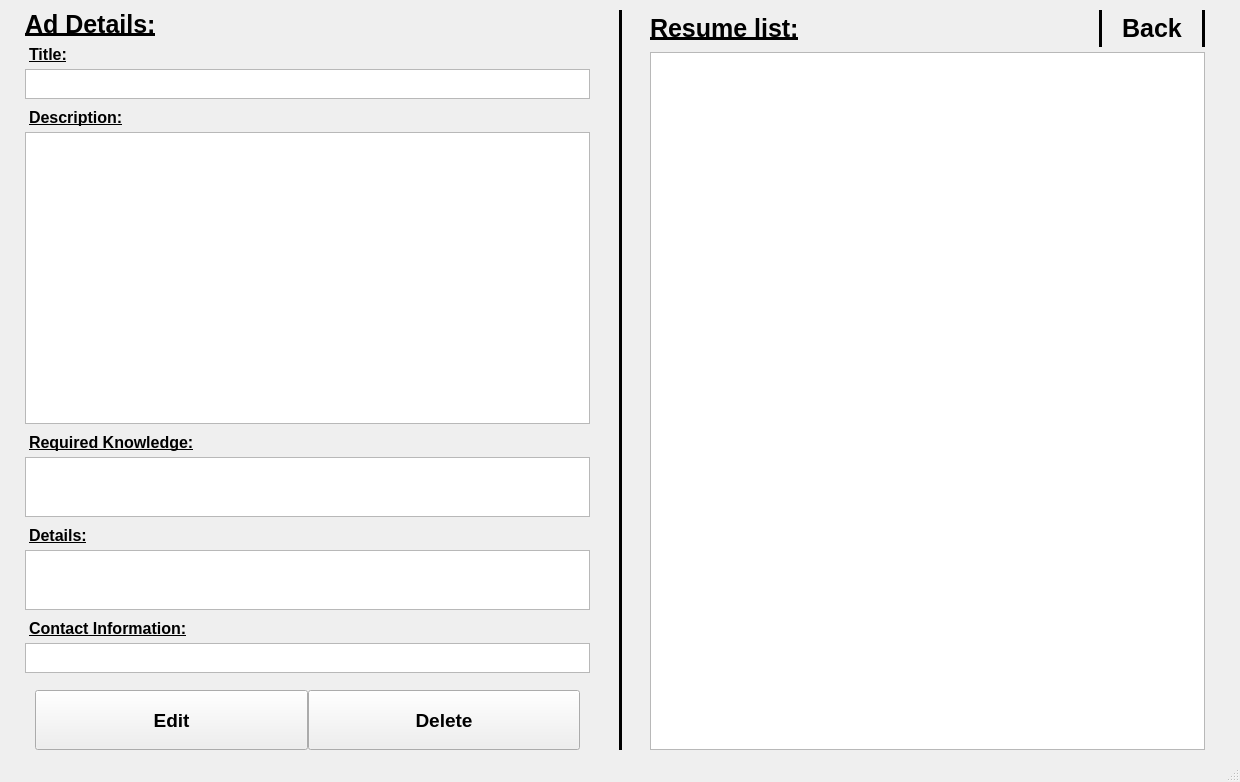
This is ui/My_Ads_Details.ui in IvnGenza/EasyJob_39 as Qt 5 draws it before an edit. The edited form follows.
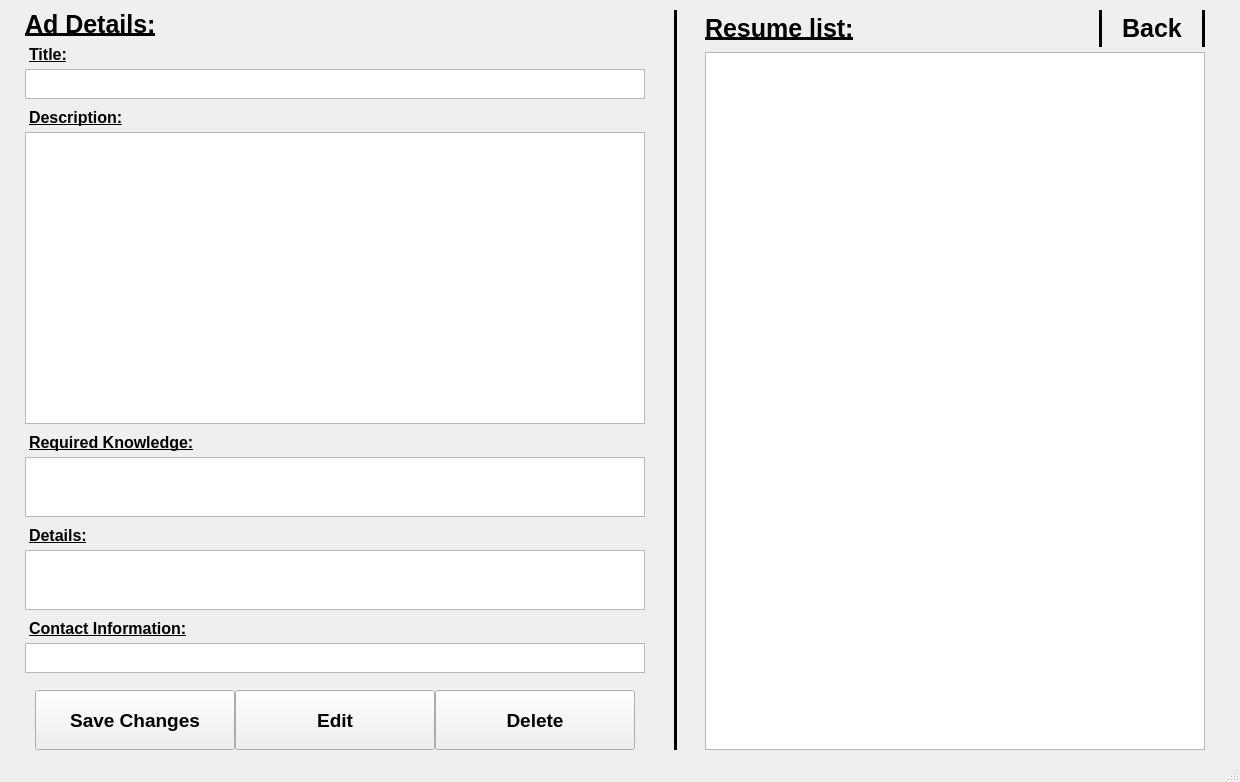
This is the edited form.

```diff
--- a/ui/My_Ads_Details.ui
+++ b/ui/My_Ads_Details.ui
@@ -145,12 +145,16 @@
             <bold>false</bold>
            </font>
           </property>
+          <property name="readOnly">
+           <bool>true</bool>
+          </property>
           <property name="html">
            <string>&lt;!DOCTYPE HTML PUBLIC &quot;-//W3C//DTD HTML 4.0//EN&quot; &quot;http://www.w3.org/TR/REC-html40/strict.dtd&quot;&gt;
 &lt;html&gt;&lt;head&gt;&lt;meta name=&quot;qrichtext&quot; content=&quot;1&quot; /&gt;&lt;style type=&quot;text/css&quot;&gt;
 p, li { white-space: pre-wrap; }
 &lt;/style&gt;&lt;/head&gt;&lt;body style=&quot; font-family:'MS Shell Dlg 2'; font-size:10pt; font-weight:400; font-style:normal;&quot;&gt;
-&lt;p style=&quot;-qt-paragraph-type:empty; margin-top:0px; margin-bottom:0px; margin-left:0px; margin-right:0px; -qt-block-indent:0; text-indent:0px; font-size:9pt; font-weight:600;&quot;&gt;&lt;br /&gt;&lt;/p&gt;&lt;/body&gt;&lt;/html&gt;</string>
+&lt;p style=&quot;-qt-paragraph-type:empty; margin-top:0px; margin-bottom:0px; margin-left:0px; margin-right:0px; -qt-block-indent:0; text-indent:0px;&quot;&gt;&lt;br /&gt;&lt;/p&gt;
+&lt;p style=&quot;-qt-paragraph-type:empty; margin-top:0px; margin-bottom:0px; margin-left:0px; margin-right:0px; -qt-block-indent:0; text-indent:0px;&quot;&gt;&lt;br /&gt;&lt;/p&gt;&lt;/body&gt;&lt;/html&gt;</string>
           </property>
          </widget>
         </item>
@@ -274,6 +278,32 @@
           <property name="rightMargin">
            <number>10</number>
           </property>
+          <item>
+           <widget class="QPushButton" name="save_changes_button">
+            <property name="minimumSize">
+             <size>
+              <width>200</width>
+              <height>60</height>
+             </size>
+            </property>
+            <property name="maximumSize">
+             <size>
+              <width>350</width>
+              <height>60</height>
+             </size>
+            </property>
+            <property name="font">
+             <font>
+              <pointsize>14</pointsize>
+              <weight>75</weight>
+              <bold>true</bold>
+             </font>
+            </property>
+            <property name="text">
+             <string>Save Changes</string>
+            </property>
+           </widget>
+          </item>
           <item>
            <widget class="QPushButton" name="edit_button">
             <property name="minimumSize">
```
